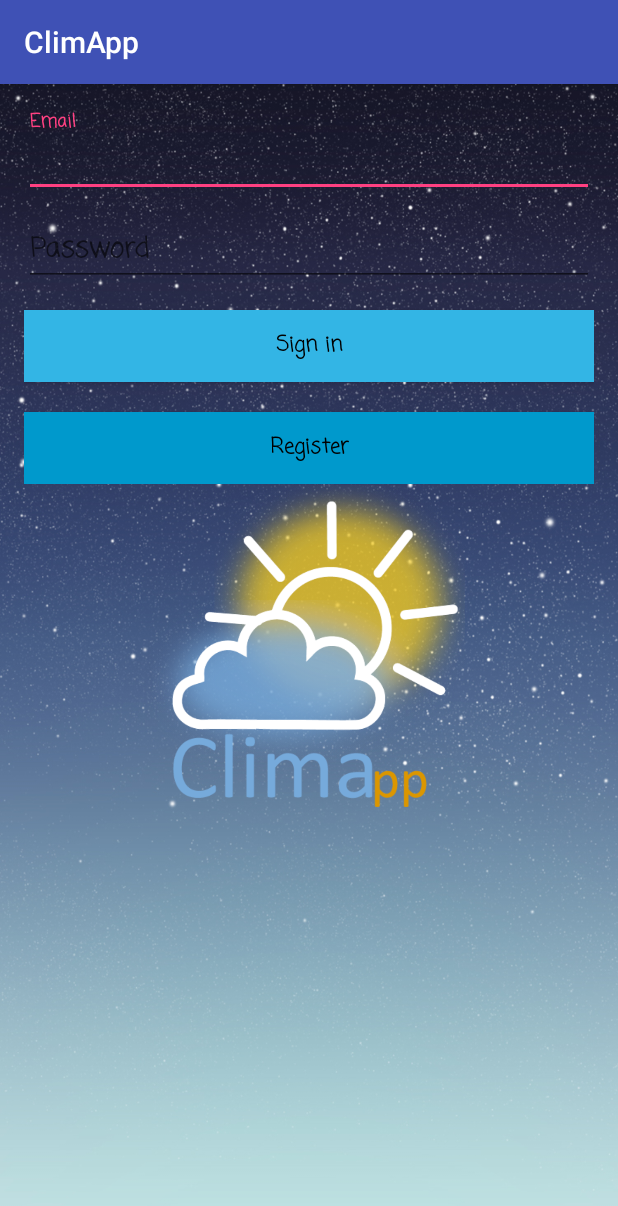
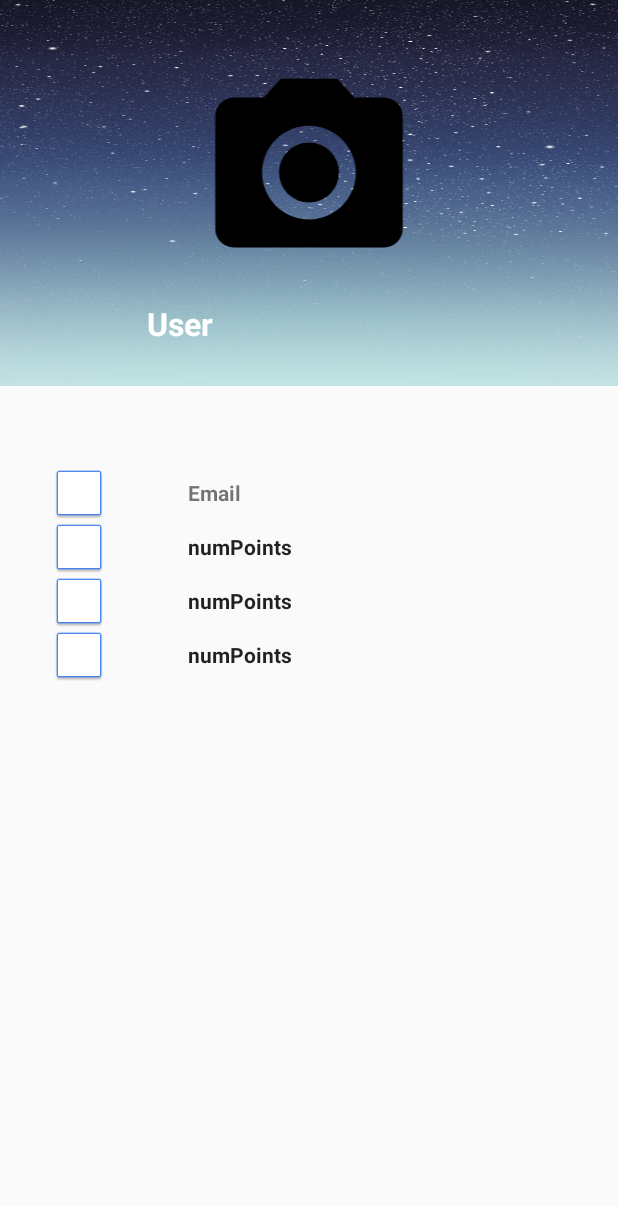
Before and after one commit to Climapp-Cosw/ClimappAndroid, an Android app: the screen it shows after launch (LoginActivity before the commit, DetailProfile after it), on a phone screen of 412 x 824 dp. Shown: the top 1206 px of the screen. Run offline under Robolectric (Android 15) with nearby library versions, the phone set to English and light mode, and no system bars.

Commit message:
deatil profile

```diff
--- /dev/null
+++ b/app/src/main/java/edu/eci/cosw/climapp/controller/DetailProfile.java
@@ -0,0 +1,23 @@
+package edu.eci.cosw.climapp.controller;
+
+import android.os.Bundle;
+import android.support.design.widget.FloatingActionButton;
+import android.support.v7.app.AppCompatActivity;
+import android.view.View;
+
+import com.google.android.gms.maps.SupportMapFragment;
+
+import edu.eci.cosw.climapp.R;
+
+/**
+ * Created by LauraRB on 11/05/2018.
+ */
+
+public class DetailProfile extends AppCompatActivity {
+
+    @Override
+    protected void onCreate(Bundle savedInstanceState) {
+        super.onCreate(savedInstanceState);
+        setContentView(R.layout.activity_profile_detail);
+    }
+}
--- /dev/null
+++ b/app/src/main/res/layout/activity_profile_detail.xml
@@ -0,0 +1,143 @@
+<?xml version="1.0" encoding="utf-8"?>
+<LinearLayout xmlns:android="http://schemas.android.com/apk/res/android"
+    xmlns:app="http://schemas.android.com/apk/res-auto"
+    xmlns:tools="http://schemas.android.com/tools"
+    android:layout_width="match_parent"
+    android:layout_height="match_parent"
+    tools:context="edu.eci.cosw.climapp.controller.DetailProfile"
+    android:orientation="vertical">
+
+    <RelativeLayout
+        android:layout_width="match_parent"
+        android:layout_height="257dp"
+        android:background="@drawable/background">
+
+        <ImageView
+            android:id="@+id/imageView7"
+            android:layout_width="match_parent"
+            android:layout_height="150dp"
+            android:layout_alignParentStart="true"
+            android:layout_alignParentTop="true"
+            android:layout_gravity="center_horizontal"
+            android:layout_marginTop="40dp"
+            android:contentDescription="@string/todo"
+            android:src="@drawable/ic_menu_camera"
+            tools:src="@mipmap/ic_launcher_round" />
+
+        <TextView
+            android:layout_width="215dp"
+            android:layout_height="wrap_content"
+            android:layout_below="@+id/imageView7"
+            android:layout_centerHorizontal="true"
+            android:layout_gravity="center_horizontal"
+            android:layout_marginTop="11dp"
+            android:text="@string/user"
+            android:textAppearance="@style/TextAppearance.AppCompat"
+            android:textColor="#fff"
+            android:textSize="21sp"
+            android:textStyle="bold" />
+
+    </RelativeLayout>
+
+    <Space
+        android:layout_width="match_parent"
+        android:layout_height="53dp" />
+
+    <TableLayout
+        android:layout_width="match_parent"
+        android:layout_height="match_parent">
+
+        <TableRow
+            android:layout_width="match_parent"
+            android:layout_height="match_parent">
+
+            <ImageView
+                android:id="@+id/imageView"
+                android:layout_width="105dp"
+                android:layout_height="36dp"
+                android:contentDescription="@string/todo"
+                android:src="@drawable/common_google_signin_btn_icon_dark_normal_background" />
+
+            <TextView
+                android:id="@+id/textView2"
+                android:layout_width="match_parent"
+                android:layout_height="wrap_content"
+                android:layout_gravity="center_vertical"
+                android:paddingStart="20dp"
+                android:text="@string/email"
+                android:textStyle="bold" />
+        </TableRow>
+
+        <TableRow
+            android:layout_width="337dp"
+            android:layout_height="match_parent">
+
+            <ImageView
+                android:id="@+id/imageView4"
+                android:layout_width="36dp"
+                android:layout_height="36dp"
+                android:contentDescription="@string/todo"
+                android:src="@drawable/common_google_signin_btn_icon_dark_normal_background" />
+
+            <TextView
+                android:id="@+id/textView4"
+
+                android:layout_width="match_parent"
+                android:layout_height="wrap_content"
+                android:layout_gravity="center_vertical"
+
+                android:paddingStart="20dp"
+                android:text="@string/numpoints"
+                android:textAppearance="@style/TextAppearance.AppCompat"
+                android:textStyle="bold" />
+        </TableRow>
+
+        <TableRow
+            android:layout_width="match_parent"
+            android:layout_height="match_parent">
+
+            <ImageView
+                android:id="@+id/imageView5"
+                android:layout_width="36dp"
+                android:layout_height="36dp"
+                android:contentDescription="@string/numpoints"
+                android:src="@drawable/common_google_signin_btn_icon_dark_normal_background" />
+
+            <TextView
+                android:id="@+id/textView5"
+
+                android:layout_width="match_parent"
+                android:layout_height="wrap_content"
+                android:layout_gravity="center_vertical"
+                android:paddingStart="20dp"
+                android:text="@string/numpoints"
+                android:textAppearance="@style/TextAppearance.AppCompat"
+                android:textStyle="bold" />
+        </TableRow>
+
+        <TableRow
+            android:layout_width="match_parent"
+            android:layout_height="match_parent">
+
+            <ImageView
+                android:id="@+id/imageView6"
+                android:layout_width="36dp"
+                android:layout_height="36dp"
+                android:contentDescription="@string/todo"
+                android:src="@drawable/common_google_signin_btn_icon_dark_normal_background" />
+
+            <TextView
+                android:id="@+id/textView6"
+
+                android:layout_width="match_parent"
+                android:layout_height="wrap_content"
+                android:layout_gravity="center_vertical"
+                android:layout_weight="1"
+                android:paddingStart="20dp"
+                android:text="@string/numpoints"
+                android:textAppearance="@style/TextAppearance.AppCompat"
+                android:textStyle="bold" />
+        </TableRow>
+    </TableLayout>
+
+</LinearLayout>
--- a/app/src/main/res/values-v21/strings.xml
+++ b/app/src/main/res/values-v21/strings.xml
@@ -13,4 +13,8 @@
     <string name="ok">Acept</string>
     <string name="cancel">Cancel</string>
     <string name="cloudy">Cloudy</string>
+    <string name="user">User</string>
+    <string name="email">Email</string>
+    <string name="todo">TODO</string>
+    <string name="numpoints">numPoints</string>
 </resources>
--- a/app/src/main/res/values-v21/styles.xml
+++ b/app/src/main/res/values-v21/styles.xml
@@ -1,8 +1,10 @@
 <resources>
+    <style name="AppTheme" parent="Theme.AppCompat.Light.NoActionBar">
+        <item name="colorPrimary">@color/colorPrimary</item>
+        <item name="colorPrimaryDark">@color/colorPrimaryDark</item>
+        <item name="colorAccent">@color/colorAccent</item>
 
-    <style name="AppTheme.NoActionBar">
-        <item name="windowActionBar">false</item>
-        <item name="windowNoTitle">true</item>
+        <item name="android:windowDrawsSystemBarBackgrounds">true</item>
         <item name="android:statusBarColor">@android:color/transparent</item>
     </style>
 </resources>
--- a/app/src/main/res/values-w820dp/strings.xml
+++ b/app/src/main/res/values-w820dp/strings.xml
@@ -14,4 +14,8 @@
     <string name="ok">Acept</string>
     <string name="cancel">Cancel</string>
     <string name="cloudy">Cloudy</string>
+    <string name="user">User</string>
+    <string name="email">Email</string>
+    <string name="todo">TODO</string>
+    <string name="numpoints">numPoints</string>
 </resources>
--- a/app/src/main/res/values/strings.xml
+++ b/app/src/main/res/values/strings.xml
@@ -32,5 +32,9 @@
     <string name="sunny">Sunny</string>
     <string name="windy">Windy</string>
     <string name="register">Sign - Up</string>
+    <string name="user">User</string>
+    <string name="email">Email</string>
+    <string name="todo">TODO</string>
+    <string name="numpoints">numPoints</string>
 
 </resources>
```
Also changed, not shown: app/src/main/AndroidManifest.xml (+11 -2 lines), app/src/main/java/edu/eci/cosw/climapp/controller/MapReportActivity.java (+11 -27 lines), app/src/main/java/edu/eci/cosw/climapp/network/Network.java (+8 -0 lines), app/src/main/java/edu/eci/cosw/climapp/network/RetrofitNetwork.java (+58 -4 lines), app/src/main/java/edu/eci/cosw/climapp/services/NetworkService.java (+12 -2 lines), app/src/main/res/layout/activity_map_report.xml (+12 -4 lines).
